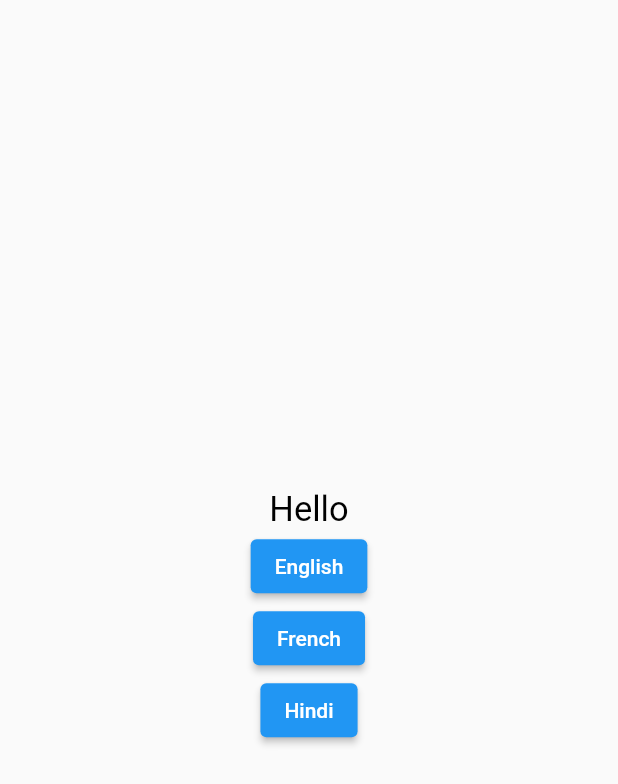
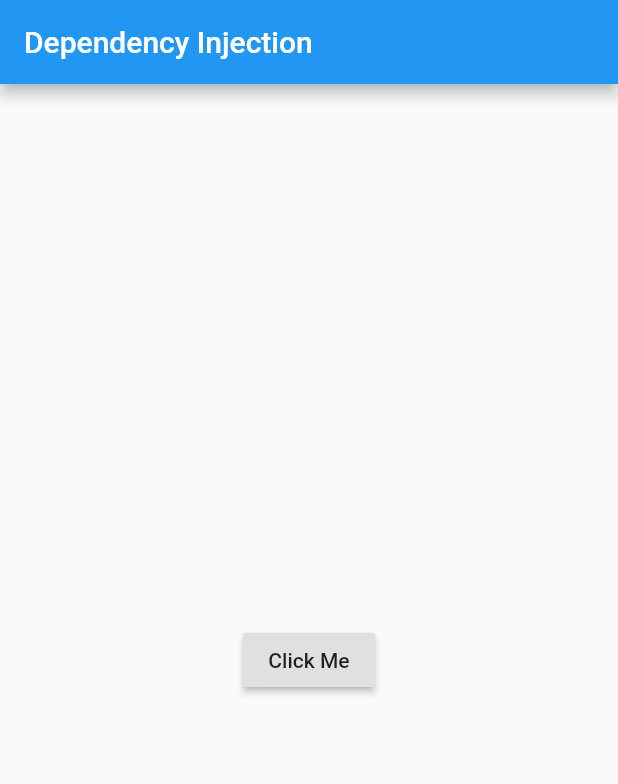
Before and after one commit to SanskarModi22/Flutter_GetX, a Flutter app: the screen it shows after launch, on a phone screen of 412 x 824 dp. Shown: the top 784 px of the screen. Run offline on Flutter 3.47's test engine with Material 2 defaults, Android fonts, the phone set to English and light mode, and no system bars; our stand-ins replace get, shared_preferences.

Commit message:
Dependecy Injection Get.put - Get.lazyPut - Get.putAsync - Get.create

```diff
--- /dev/null
+++ b/lib/dependency_injection.dart
@@ -0,0 +1,48 @@
+import 'package:flutter/material.dart';
+import 'package:flutter_getx/my_controller.dart';
+import 'package:get/get.dart';
+
+class DependencyInjection extends StatelessWidget {
+  DependencyInjection({Key? key}) : super(key: key);
+
+  @override
+  Widget build(BuildContext context) {
+    // My Controller instance will be created even if it is not used
+    // tag will be used to find the instance with tag name
+    // Controller disposed when it is not used but if permanent is
+    //true the instance will be alive throughout the app
+    MyController myController = Get.put(MyController(),tag: "instance1",permanent: true);
+
+    // Instance will be created when it is used
+    //It is similar to "permanent", the difference is that the instance
+    // is discarded when is not being used,
+    // but when it's use is needed again, Get will recreate the instance
+    // Get.lazyPut(() => MyController());
+
+    // Get.putAsync<MyController>(() async => await MyController());
+
+// Here permanent will be true by default and isSingleton is false
+//    Get.Create<SomeClass>(() => SomeClass());
+    //  Get.Create<LoginController>(() => LoginController());
+    return Scaffold(
+      appBar: AppBar(title: Text("Dependency Injection")),
+      body: Center(
+        child: Column(
+          mainAxisAlignment: MainAxisAlignment.center,
+          crossAxisAlignment: CrossAxisAlignment.center,
+          children: [
+            RaisedButton(
+              child: Text("Click Me"),
+              onPressed: () {
+                // Instance will be created
+                // Get.find<MyController>(tag: 'instance1');
+                //Find instance with tag name
+                Get.find<MyController>(tag: 'instance1').incrementCounter();
+              },
+            ),
+          ],
+        ),
+      ),
+    );
+  }
+}
--- a/lib/main.dart
+++ b/lib/main.dart
@@ -1,5 +1,6 @@
 import 'package:flutter/material.dart';
 import 'package:flutter_getx/Home/home.dart';
+import 'package:flutter_getx/dependency_injection.dart';
 import 'package:flutter_getx/internationalization.dart';
 import 'package:flutter_getx/reactive_state_manager.dart';
 import 'package:flutter_getx/route_named.dart';
@@ -34,7 +35,7 @@ class MyApp extends StatelessWidget {
       ),
       initialRoute: '/',
       defaultTransition: Transition.zoom,
-      home: Internationalization(),
+      home: DependencyInjection(),
       getPages: [
         GetPage(name: '/', page: () => MyApp()),
         GetPage(name: '/home', page: () => HomeScreen()),
--- a/pubspec.yaml
+++ b/pubspec.yaml
@@ -35,6 +35,7 @@ dependencies:
   # Use with the CupertinoIcons class for iOS style icons.
   cupertino_icons: ^1.0.2
   get: ^4.3.8
+  shared_preferences: ^2.0.8
 
 dev_dependencies:
   flutter_test:
```
Also changed, not shown: lib/my_controller.dart (+7 -1 lines), pubspec.lock, 1 other file.
